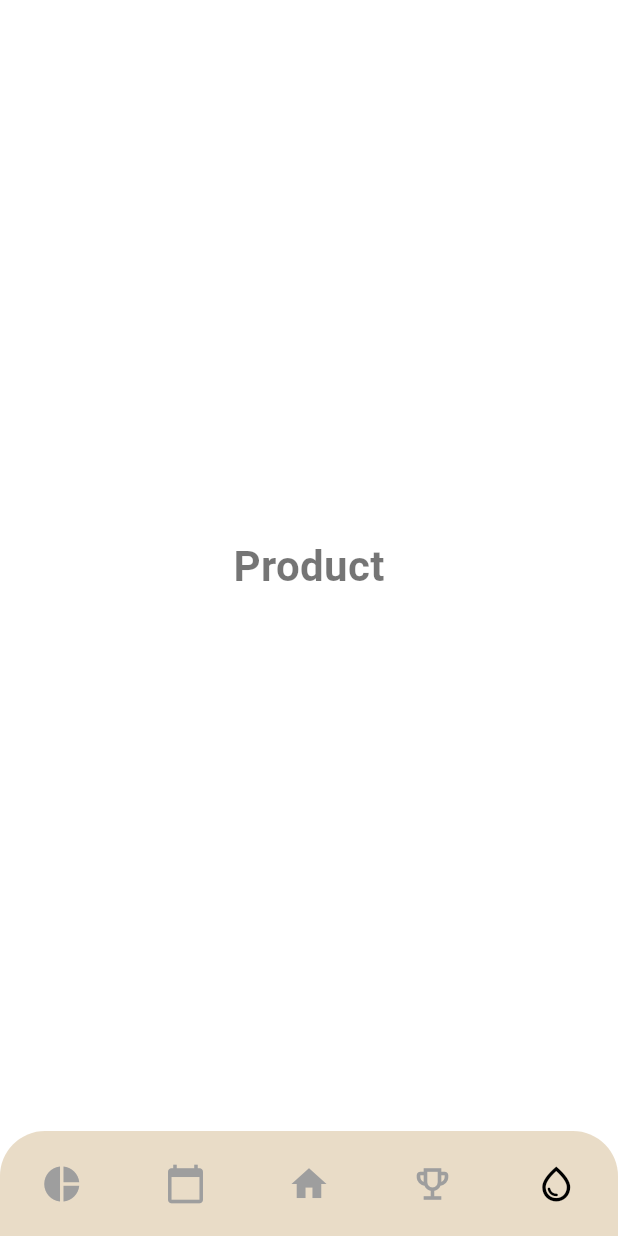
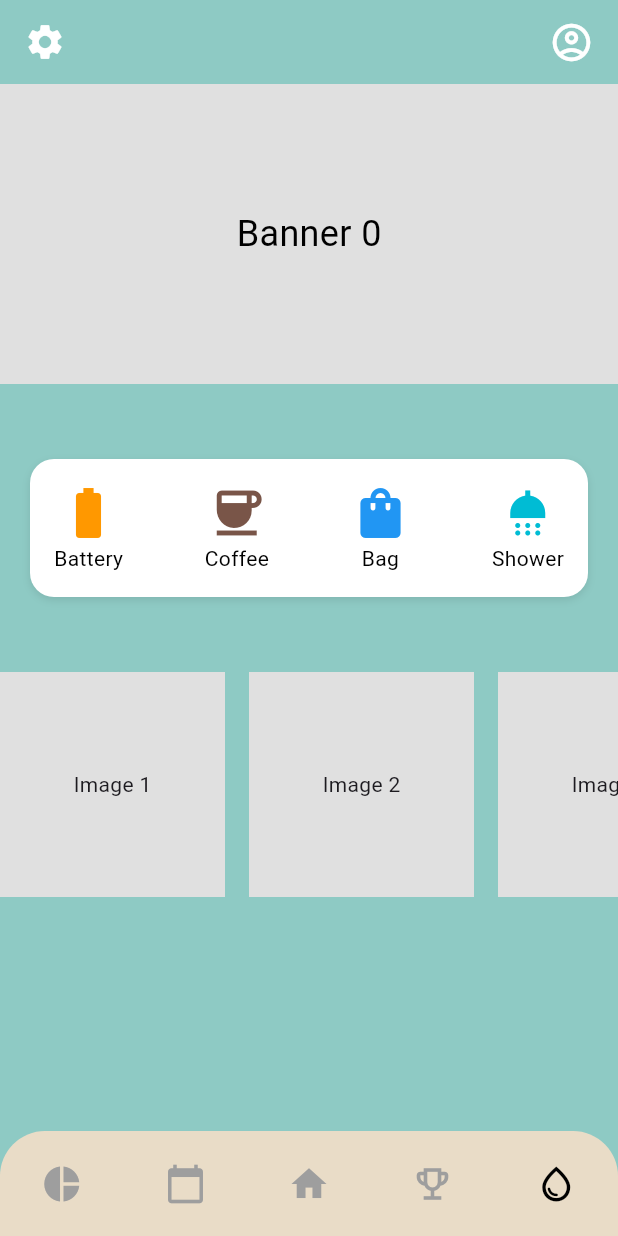
Before and after one commit to 1tshadowz/ITDS283_Sec2_Group12, a Flutter app: the ProductPage screen opened directly, on a phone screen of 412 x 824 dp. Run offline on Flutter 3.47's test engine with Material 3 defaults, Android fonts, the phone set to English and light mode, and no system bars; our stand-ins replace sqflite; accounts and stored records are empty.

Commit message:
Fix Product.dart - Add animation and display

```diff
--- a/lib/pages/products.dart
+++ b/lib/pages/products.dart
@@ -3,7 +3,7 @@ import 'track.dart';
 import 'activity.dart';
 import 'dashboard.dart';
 import 'achievement.dart';
-import 'news.dart';
+import 'products.dart';
 
 class ProductPage extends StatefulWidget {
   const ProductPage({super.key});
@@ -14,6 +14,23 @@ class ProductPage extends StatefulWidget {
 
 class _ProductPageState extends State<ProductPage> {
   int selectedIndex = 4;
+  PageController _pageController = PageController();
+
+  @override
+  void initState() {
+    super.initState();
+    Future.delayed(Duration(seconds: 3), _autoScroll);
+  }
+
+  void _autoScroll() {
+    if (_pageController.hasClients) {
+      _pageController.nextPage(
+        duration: Duration(seconds: 1),
+        curve: Curves.easeInOut,
+      );
+      Future.delayed(Duration(seconds: 3), _autoScroll);
+    }
+  }
 
   void _onItemTapped(int index) {
     if (index == selectedIndex) return;
@@ -50,16 +67,125 @@ class _ProductPageState extends State<ProductPage> {
   @override
   Widget build(BuildContext context) {
     return Scaffold(
-      backgroundColor: Colors.white,
-      body: const Center(
-        child: Text(
-          "Product",
-          style: TextStyle(
-            fontSize: 28,
-            fontWeight: FontWeight.bold,
-            color: Colors.black54,
+      backgroundColor: const Color(0xFF8ECAC4),
+      appBar: AppBar(
+        backgroundColor: const Color(0xFF8ECAC4),
+        elevation: 0,
+        title: Row(
+          mainAxisAlignment: MainAxisAlignment.spaceBetween,
+          children: const [
+            Icon(Icons.settings, color: Colors.white, size: 28),
+            Icon(Icons.account_circle_outlined, color: Colors.white, size: 30),
+          ],
+        ),
+      ),
+      body: Column(
+        children: [
+          // Banner that auto slides
+          SizedBox(
+            height: 200,
+            child: PageView.builder(
+              controller: _pageController,
+              itemCount: 3, // Number of images
+              itemBuilder: (context, index) {
+                return Container(
+                  color: Colors.grey[300], // Placeholder for images
+                  child: Center(
+                    child: Text(
+                      'Banner $index', // Placeholder text
+                      style: TextStyle(color: Colors.black, fontSize: 24),
+                    ),
+                  ),
+                );
+                // Uncomment and update when images are available
+                // return Image.asset(
+                //   'assets/images/banner$index.jpg',
+                //   fit: BoxFit.cover,
+                // );
+              },
+            ),
           ),
-        ),
+          const SizedBox(height: 50),
+
+          // Add the icon boxes between the banner and images
+          Padding(
+            padding: const EdgeInsets.symmetric(horizontal: 20),
+            child: Container(
+              padding: const EdgeInsets.all(16),
+              decoration: BoxDecoration(
+                color: Colors.white,
+                borderRadius: BorderRadius.circular(16),
+                boxShadow: [
+                  BoxShadow(
+                    color: Colors.black12.withOpacity(0.1),
+                    blurRadius: 4,
+                    offset: const Offset(0, 2),
+                  ),
+                ],
+              ),
+              child: Row(
+                mainAxisAlignment: MainAxisAlignment.spaceBetween,
+                children: [
+                  Column(
+                    children: [
+                      Icon(Icons.battery_full, color: Colors.orange, size: 40),
+                      const Text("Battery", style: TextStyle(color: Colors.black)),
+                    ],
+                  ),
+                  Column(
+                    children: [
+                      Icon(Icons.coffee, color: Colors.brown, size: 40),
+                      const Text("Coffee", style: TextStyle(color: Colors.black)),
+                    ],
+                  ),
+                  Column(
+                    children: [
+                      Icon(Icons.shopping_bag, color: Colors.blue, size: 40),
+                      const Text("Bag", style: TextStyle(color: Colors.black)),
+                    ],
+                  ),
+                  Column(
+                    children: [
+                      Icon(Icons.shower, color: Colors.cyan, size: 40),
+                      const Text("Shower", style: TextStyle(color: Colors.black)),
+                    ],
+                  ),
+                ],
+              ),
+            ),
+          ),
+          const SizedBox(height: 50),
+
+          // Row of images that can be swiped horizontally
+          SingleChildScrollView(
+            scrollDirection: Axis.horizontal,
+            child: Row(
+              children: [
+                Container(
+                  color: Colors.grey[300], // Placeholder for image
+                  width: 150,
+                  height: 150,
+                  child: Center(child: Text('Image 1')), // Placeholder text
+                ),
+                const SizedBox(width: 16),
+                Container(
+                  color: Colors.grey[300], // Placeholder for image
+                  width: 150,
+                  height: 150,
+                  child: Center(child: Text('Image 2')), // Placeholder text
+                ),
+                const SizedBox(width: 16),
+                Container(
+                  color: Colors.grey[300], // Placeholder for image
+                  width: 150,
+                  height: 150,
+                  child: Center(child: Text('Image 3')), // Placeholder text
+                ),
+              ],
+            ),
+          ),
+          const SizedBox(height: 20),
+        ],
       ),
       bottomNavigationBar: _CustomBottomNavBar(
         selectedIndex: selectedIndex,
```
